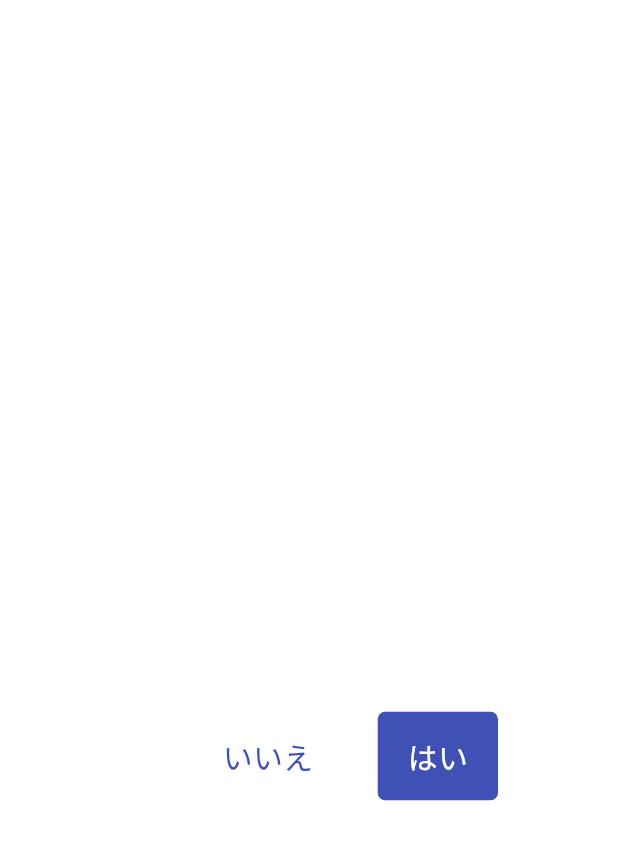
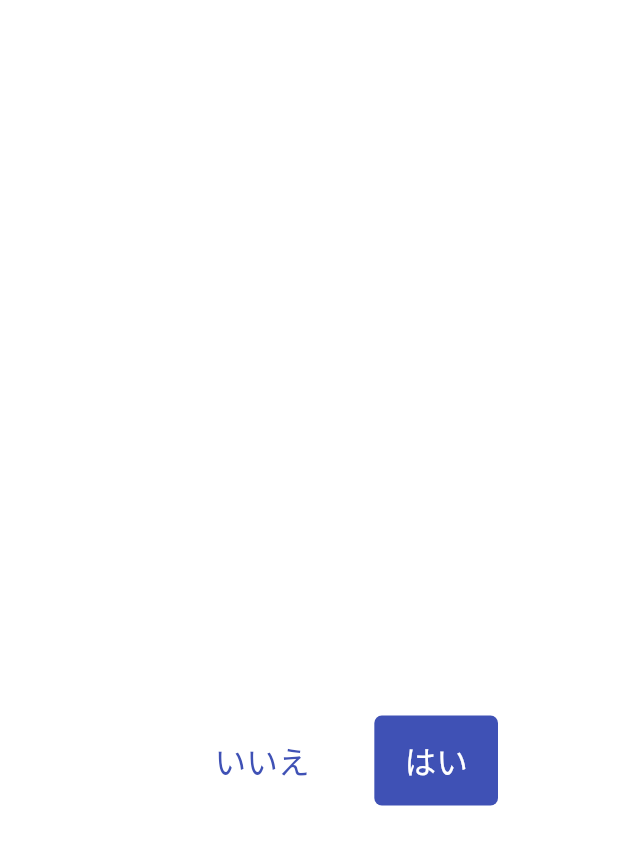
Before and after one commit to MukPan/ordering_system_app, a Flutter app: the DefaultAlertDialog widget shown alone on an empty page, opened directly, on a phone screen of 412 x 824 dp. Shown: the top 845 px of the screen. Run offline on Flutter 3.47's test engine with Material 2 defaults, Android fonts, the phone set to English and light mode, and no system bars; our stand-ins replace badges, firebase_core, firebase_database, flutter_screenutil, hooks_riverpod; accounts and stored records are empty.

Commit message:
add: fontsizeに.spを追加

```diff
--- a/lib/component/item_name.dart
+++ b/lib/component/item_name.dart
@@ -1,4 +1,5 @@
 import 'package:flutter/material.dart';
+import 'package:flutter_screenutil/flutter_screenutil.dart';
 
 class ItemName extends StatelessWidget {
   const ItemName({Key? key, required this.itemName}) : super(key: key);
@@ -10,9 +11,9 @@ class ItemName extends StatelessWidget {
   Widget build(BuildContext context) {
     return Text(
       itemName,
-      style: const TextStyle(
+      style: TextStyle(
           fontWeight: FontWeight.bold,
-          fontSize: 25.0,
+          fontSize: 25.sp,
           height: 1
       ),
     );
--- a/lib/component/option_name.dart
+++ b/lib/component/option_name.dart
@@ -1,4 +1,5 @@
 import 'package:flutter/cupertino.dart';
+import 'package:flutter_screenutil/flutter_screenutil.dart';
 
 import '../object/opt_obj.dart';
 
@@ -14,8 +15,8 @@ class OptionName extends StatelessWidget {
     final optprice = optObj.optPrice;
     return Text(
       "$optName${(optprice != 0) ? '($optprice円)' : ''}",
-      style: const TextStyle(
-          fontSize: 15.0,
+      style: TextStyle(
+          fontSize: 15.sp,
           color: CupertinoColors.systemGrey
       ),
     );
--- a/lib/component/subtotal.dart
+++ b/lib/component/subtotal.dart
@@ -2,6 +2,7 @@ import 'dart:math' as math;
 
 import 'package:flutter/cupertino.dart';
 import 'package:flutter/material.dart';
+import 'package:flutter_screenutil/flutter_screenutil.dart';
 import 'package:hooks_riverpod/hooks_riverpod.dart';
 
 
@@ -21,8 +22,8 @@ class Subtotal extends HookConsumerWidget {
       margin: const EdgeInsets.only(top: 10, right: 10),
       child: Text(
         "$subtotal円",
-        style: const TextStyle(
-          fontSize: 20,
+        style: TextStyle(
+          fontSize: 20.sp,
         ),
       ),
     );
--- a/lib/context/item_list.dart
+++ b/lib/context/item_list.dart
@@ -1,5 +1,6 @@
 import 'package:cash_register_app/image/image_asset.dart';
 import 'package:flutter/material.dart';
+import 'package:flutter_screenutil/flutter_screenutil.dart';
 import 'package:hooks_riverpod/hooks_riverpod.dart';
 
 import '../cart/cart.dart';
@@ -78,7 +79,7 @@ class ItemList extends HookConsumerWidget {
                     //カウンタ
                     Container(
                       margin: const EdgeInsets.only(top: 10),
-                      child: Text("個数 : $qty", style: const TextStyle(fontSize: 20),),
+                      child: Text("個数 : $qty", style: TextStyle(fontSize: 20.sp),),
                     ),
                   ],
                 ),
--- a/lib/context/send_order_btn.dart
+++ b/lib/context/send_order_btn.dart
@@ -1,5 +1,6 @@
 import 'package:cash_register_app/pages/submission_completion_page.dart';
 import 'package:flutter/material.dart';
+import 'package:flutter_screenutil/flutter_screenutil.dart';
 
 class SendOrderBtn extends StatelessWidget {
   const SendOrderBtn({Key? key}) : super(key: key);
@@ -21,11 +22,11 @@ class SendOrderBtn extends StatelessWidget {
         style: ButtonStyle(
           backgroundColor: MaterialStateProperty.all<Color>(Colors.orange),
         ),
-        child: const Text(
+        child: Text(
           "注文を確定する",
           style: TextStyle(
               color: Colors.white,
-              fontSize: 20
+              fontSize: 20.sp
           ),
         )
     );
--- a/lib/context/total_amount.dart
+++ b/lib/context/total_amount.dart
@@ -1,4 +1,5 @@
 import 'package:flutter/material.dart';
+import 'package:flutter_screenutil/flutter_screenutil.dart';
 import 'package:hooks_riverpod/hooks_riverpod.dart';
 
 import '../provider/total_provider.dart';
@@ -12,7 +13,7 @@ class TotalAmount extends HookConsumerWidget {
     return  Text(
       "${total}円",
       style: TextStyle(
-          fontSize: 40,
+          fontSize: 40.sp,
           fontWeight: FontWeight.bold
       ),
     );
--- a/lib/context/total_count.dart
+++ b/lib/context/total_count.dart
@@ -1,4 +1,5 @@
 import 'package:flutter/material.dart';
+import 'package:flutter_screenutil/flutter_screenutil.dart';
 import 'package:hooks_riverpod/hooks_riverpod.dart';
 
 import '../provider/item_count_family.dart';
@@ -16,7 +17,7 @@ class TotalCount extends HookConsumerWidget {
     return  Text(
       "合計 ${total_counter}個",
       style: TextStyle(
-        fontSize: 20
+        fontSize: 20.sp,
       ),
     );
   }
--- a/lib/dialog/default_alert_dialog.dart
+++ b/lib/dialog/default_alert_dialog.dart
@@ -1,4 +1,5 @@
 import 'package:flutter/material.dart';
+import 'package:flutter_screenutil/flutter_screenutil.dart';
 import 'alert_dialog_texts.dart';
 
 class DefaultAlertDialog extends StatelessWidget {
@@ -13,11 +14,11 @@ class DefaultAlertDialog extends StatelessWidget {
     return AlertDialog(
       backgroundColor: Colors.white,
       surfaceTintColor: Colors.white,
-      titleTextStyle: const TextStyle(
-        fontSize: 30,
+      titleTextStyle: TextStyle(
+        fontSize: 30.sp,
       ),
-      contentTextStyle: const TextStyle(
-        fontSize: 20,
+      contentTextStyle: TextStyle(
+        fontSize: 20.sp,
       ),
       titlePadding: const EdgeInsets.fromLTRB(40, 30, 40, 0),
       contentPadding: const EdgeInsets.fromLTRB(40, 20, 40, 30),
@@ -35,10 +36,10 @@ class DefaultAlertDialog extends StatelessWidget {
               borderRadius: BorderRadius.circular(5),
             ),
           ),
-          child: const Text(
+          child: Text(
             "いいえ",
             style: TextStyle(
-              fontSize: 20,
+              fontSize: 20.sp,
               color: Colors.indigo,
             ),
           ),
@@ -54,10 +55,10 @@ class DefaultAlertDialog extends StatelessWidget {
                 borderRadius: BorderRadius.circular(5),
               ),
             ),
-            child: const Text(
+            child: Text(
               "はい",
               style: TextStyle(
-                fontSize: 20,
+                fontSize: 20.sp,
                 color: Colors.white
               ),
             ),
--- a/lib/showDialog/count.dart
+++ b/lib/showDialog/count.dart
@@ -3,6 +3,7 @@ import 'package:cash_register_app/pages/total_counter.dart';
 import 'package:cash_register_app/provider/cart_provider.dart';
 import 'package:cash_register_app/provider/countprovider.dart';
 import 'package:flutter/material.dart';
+import 'package:flutter_screenutil/flutter_screenutil.dart';
 import 'package:hooks_riverpod/hooks_riverpod.dart';
 
 import '../dialog/alert_dialog_texts.dart';
@@ -111,7 +112,7 @@ class CounterWidget extends HookConsumerWidget {
             }
           } : null,
         ),
-        Text('$counter', style: const TextStyle(fontSize: 20)),
+        Text('$counter', style: TextStyle(fontSize: 20.sp)),
         IconButton(
           icon: const Icon(Icons.add_circle),
           onPressed:  (counter < 5) ? () {
--- a/lib/showDialog/sub_total.dart
+++ b/lib/showDialog/sub_total.dart
@@ -1,5 +1,6 @@
 
 import 'package:flutter/cupertino.dart';
+import 'package:flutter_screenutil/flutter_screenutil.dart';
 import 'package:hooks_riverpod/hooks_riverpod.dart';
 
 import '../provider/amount_per_item.dart';
@@ -26,7 +27,7 @@ class SubTotalWidget extends HookConsumerWidget {
 
     return
     Container(
-      child: Text('$subTotal円', style: const TextStyle(fontSize: 30, height: 1),),
+      child: Text('$subTotal円', style: TextStyle(fontSize: 30.sp, height: 1),),
     );
   }
 }
--- a/lib/tabpage/foofpage.dart
+++ b/lib/tabpage/foofpage.dart
@@ -1,6 +1,7 @@
 import 'package:cash_register_app/pages/confirm_ordering_page.dart';
 import 'package:cash_register_app/showDialog/showDialog.dart';
 import 'package:flutter/material.dart';
+import 'package:flutter_screenutil/flutter_screenutil.dart';
 import 'package:hooks_riverpod/hooks_riverpod.dart';
 import '../database/item_infos.dart';
 import '../image/image_asset.dart';
@@ -66,7 +67,7 @@ class Food_page extends HookConsumerWidget {
                       Text(
                         '${foodinfo.itemPrice}円',
                         style: TextStyle(
-                          color: Colors.black,fontSize: 20, ),
+                          color: Colors.black,fontSize: 20.sp, ),
                       ),
                     ],
                   ),
--- a/lib/tabpage/menupage.dart
+++ b/lib/tabpage/menupage.dart
@@ -2,6 +2,7 @@ import 'package:cash_register_app/database/item_infos.dart';
 import 'package:cash_register_app/pages/confirm_ordering_page.dart';
 import 'package:cash_register_app/showDialog/showDialog.dart';
 import 'package:flutter/material.dart';
+import 'package:flutter_screenutil/flutter_screenutil.dart';
 import 'package:hooks_riverpod/hooks_riverpod.dart';
 
 import '../image/image_asset.dart';
@@ -58,7 +59,7 @@ class Menu_page extends HookConsumerWidget {
                       Text(
                         '${drinkinfo.itemName}',
                         style: TextStyle(
-                          color: Colors.black,fontSize: 20, //テキストの色
+                          color: Colors.black,fontSize: 20.sp, //テキストの色
 
                         ),
                       ),
@@ -67,7 +68,7 @@ class Menu_page extends HookConsumerWidget {
                       Text(
             '${drinkinfo.itemPrice}円',
             style: TextStyle(
-            color: Colors.black,fontSize: 20, ),
+            color: Colors.black,fontSize: 20.sp, ),
                       ),
                   ],
                   ),
--- a/pubspec.yaml
+++ b/pubspec.yaml
@@ -38,6 +38,7 @@ dependencies:
   firebase_database: ^10.2.6
   badges: ^3.1.2
   provider: ^6.0.5
+  flutter_screenutil: ^5.9.0
 
 
 
```
Also changed, not shown: lib/context/to-total_bar.dart (+6 -5 lines), lib/dialog/edit_order_dialog.dart (+8 -7 lines), lib/main.dart (+8 -1 lines), lib/pages/submission_completion_page.dart (+7 -6 lines), lib/showDialog/showDialog.dart (+8 -7 lines), lib/tabbar.dart (+4 -3 lines), pubspec.lock.
